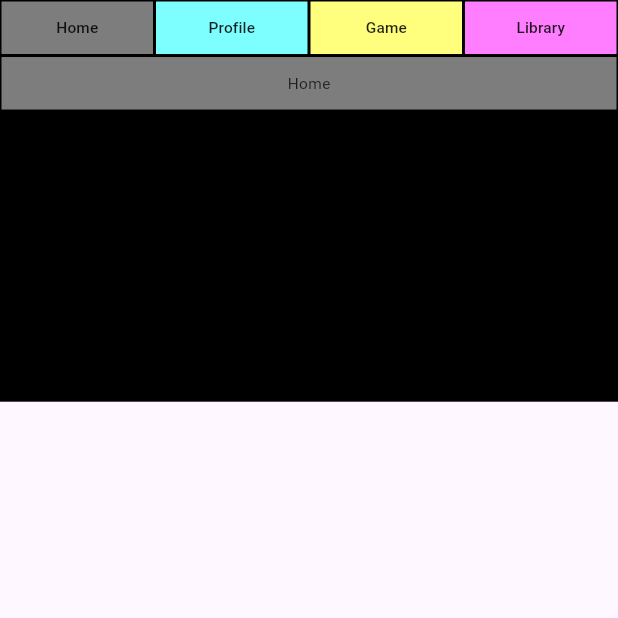
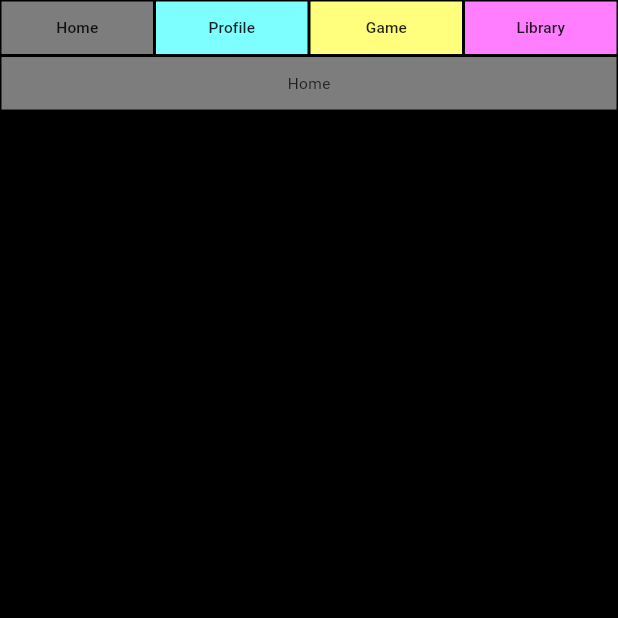
Before and after one commit to Chronoss0518/flutter_profile_web, a Flutter app: the screen it shows after launch, on a phone screen of 412 x 824 dp, the top half of it. Run offline on Flutter 3.47's test engine with Material 3 defaults, Android fonts, the light colour scheme and no system bars.

Commit message:
なぜかMediaSizeになっていなかったため修正

```diff
--- a/lib/display/display_base.dart
+++ b/lib/display/display_base.dart
@@ -36,13 +36,11 @@ class DisplayBase extends StatelessWidget
 
     return Scaffold(
       body: Container(
-        width: size.width,
-        height: size.height,
+        width: mediaSize.width,
         color: Colors.black,
         child: Center(
           child: SizedBox(
             width: size.width,
-            height: size.height,
             child: Column(children: [
               HeaderMenu(pageKey,size.width,_BAR_HEIGHT * size.height,textSize),
               Container(
```
